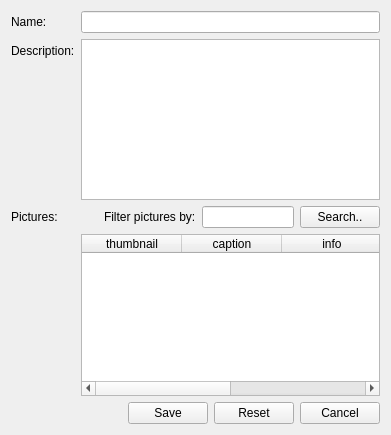
Wolframe/qtClient, file qt/apps/configurator/forms/category_edit.ui: the form before one commit.
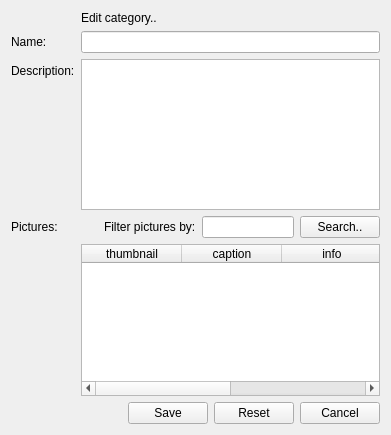
The form after the commit. Icons and pictures are not drawn.

```diff
--- a/qt/apps/configurator/forms/category_edit.ui
+++ b/qt/apps/configurator/forms/category_edit.ui
@@ -29,7 +29,7 @@
    <property name="fieldGrowthPolicy">
     <enum>QFormLayout::AllNonFixedFieldsGrow</enum>
    </property>
-   <item row="0" column="0">
+   <item row="1" column="0">
     <widget class="QLabel" name="label_name">
      <property name="text">
       <string>Name:</string>
@@ -39,14 +39,14 @@
      </property>
     </widget>
    </item>
-   <item row="0" column="1">
+   <item row="1" column="1">
     <widget class="QLineEdit" name="name">
      <property name="initialFocus" stdset="0">
       <bool>true</bool>
      </property>
     </widget>
    </item>
-   <item row="1" column="0">
+   <item row="2" column="0">
     <widget class="QLabel" name="label_description">
      <property name="text">
       <string>Description:</string>
@@ -56,10 +56,10 @@
      </property>
     </widget>
    </item>
-   <item row="1" column="1">
+   <item row="2" column="1">
     <widget class="QPlainTextEdit" name="description"/>
    </item>
-   <item row="3" column="1">
+   <item row="4" column="1">
     <widget class="QTableWidget" name="picture">
      <property name="horizontalScrollBarPolicy">
       <enum>Qt::ScrollBarAsNeeded</enum>
@@ -119,7 +119,7 @@
      </column>
     </widget>
    </item>
-   <item row="4" column="0" colspan="2">
+   <item row="5" column="0" colspan="2">
     <layout class="QHBoxLayout" name="horizontalLayout">
      <item>
       <spacer name="horizontalSpacer">
@@ -187,7 +187,7 @@
      </item>
     </layout>
    </item>
-   <item row="2" column="1">
+   <item row="3" column="1">
     <layout class="QHBoxLayout" name="horizontalLayout_2">
      <item>
       <spacer name="horizontalSpacer_2">
@@ -227,7 +227,7 @@
      </item>
     </layout>
    </item>
-   <item row="2" column="0">
+   <item row="3" column="0">
     <widget class="QLabel" name="label">
      <property name="text">
       <string>Pictures:</string>
@@ -237,6 +237,23 @@
      </property>
     </widget>
    </item>
+   <item row="0" column="0">
+    <widget class="QLabel" name="label_3">
+     <property name="text">
+      <string/>
+     </property>
+     <property name="pixmap">
+      <pixmap resource="../resources/configurator.qrc">:/images/folder_edit.png</pixmap>
+     </property>
+    </widget>
+   </item>
+   <item row="0" column="1">
+    <widget class="QLabel" name="label_4">
+     <property name="text">
+      <string>Edit category..</string>
+     </property>
+    </widget>
+   </item>
   </layout>
  </widget>
  <tabstops>
```
Left out of the diff: 4 changed lines with no effect on the pictures.
